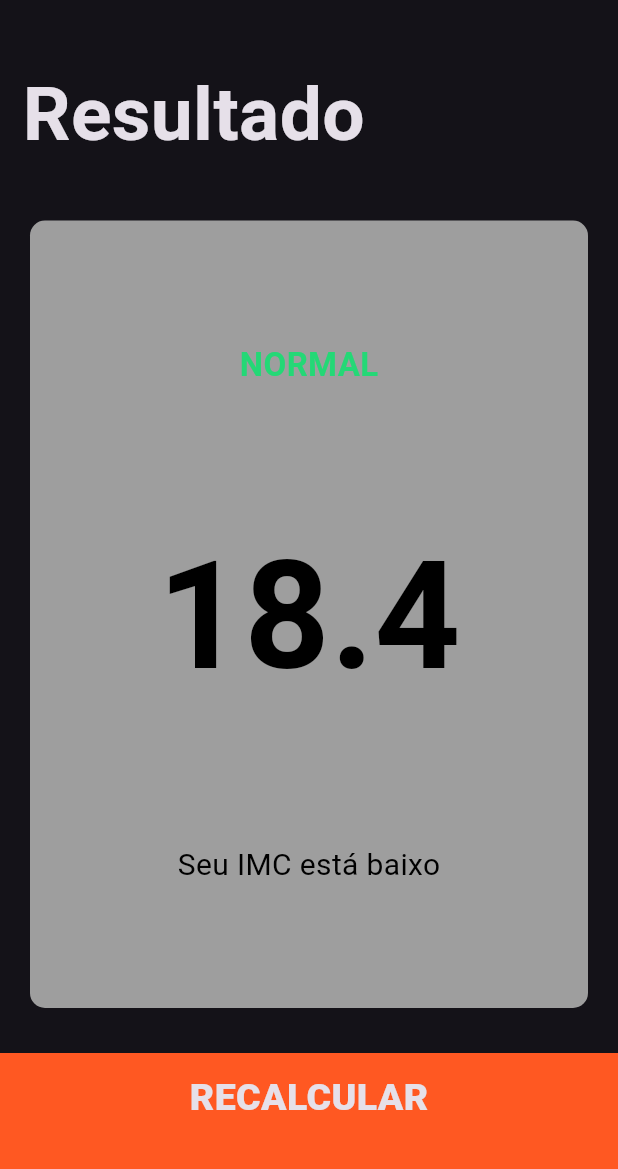
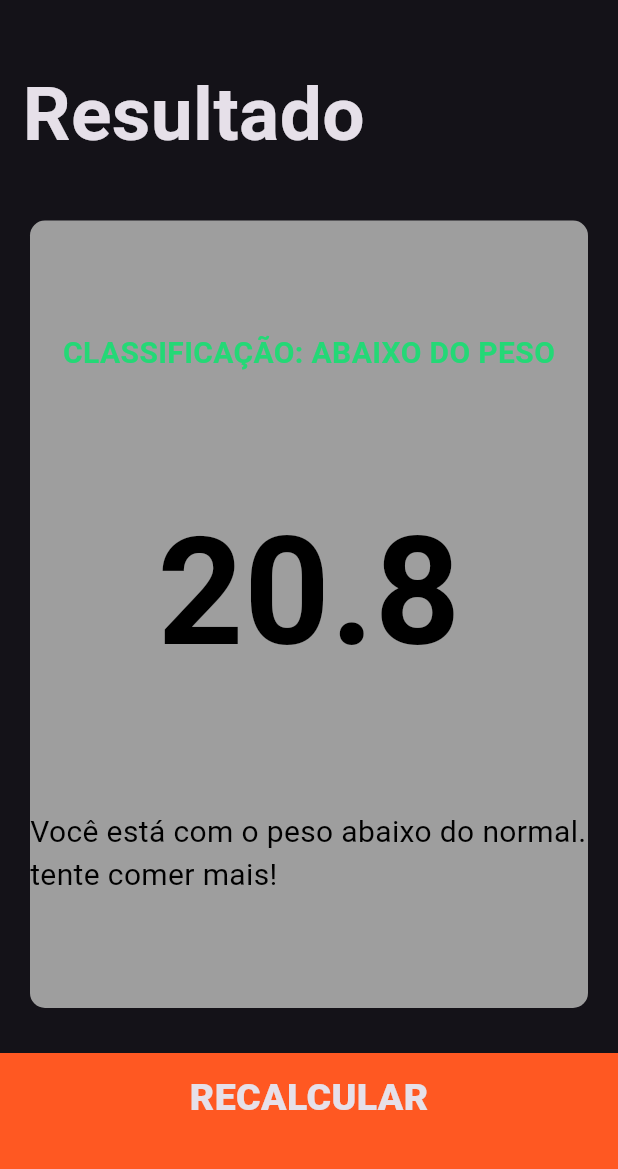
Before and after one commit to Daniells642/Projeto-Flutter, a Flutter app: the screen it shows after launch, after a tap on "CALCULAR", on a phone screen of 412 x 824 dp, the part 63-1232 px from its top. Run offline on Flutter 3.47's test engine with Material 3 defaults, Android fonts, the phone set to English and light mode, and no system bars; our stand-ins replace font_awesome_flutter.

Commit message:
classe calculadora criada.

```diff
--- a/lib/main.dart
+++ b/lib/main.dart
@@ -1,6 +1,5 @@
 import 'package:flutter/material.dart';
 import 'package:meu_app/paginas/homePage.dart';
-import 'package:meu_app/paginas/telasResultados.dart';
 
 void main() => runApp(const CalculadoraImc());
 
@@ -15,7 +14,6 @@ class CalculadoraImc extends StatelessWidget {
       initialRoute: '/',
       routes: {
         '/': (context) => const HomePage(),
-        '/telaResultados': (context) => const TelaResultados(),
       },
     );
   }
--- a/lib/paginas/homePage.dart
+++ b/lib/paginas/homePage.dart
@@ -5,6 +5,7 @@ import 'package:meu_app/utils/constantes.dart';
 import 'package:meu_app/widget/cartaoPadrao.dart';
 import 'package:meu_app/widget/botaoInferior.dart';
 import 'package:meu_app/widget/conteudoIcone.dart';
+import 'package:meu_app/utils/calculadora_IMC.dart';
 import 'package:meu_app/widget/botaoArredondado.dart';
 import 'package:meu_app/paginas/telasResultados.dart';
 import 'package:font_awesome_flutter/font_awesome_flutter.dart';
@@ -199,8 +200,6 @@ class _MyHomePageState extends State<HomePage> {
                                                   "Informe uma idade maior que 10.")));
                                       idade++;
                                     }
-
-                                    //print(idade);
                                   });
                                 },
                               ),
@@ -224,23 +223,21 @@ class _MyHomePageState extends State<HomePage> {
                 ],
               ),
             ),
-            GestureDetector(
-      onTap: () {
-        Navigator.pushNamed(context, "/telaResultados");
-      },
-      child: Container(
-        alignment: Alignment.center,
-        color: kCorContainerInferior,
-        margin: const EdgeInsets.only(top: 10.0),
-        padding: const EdgeInsets.only(bottom: 20.0),
-        width: double.infinity, //preenche toda a tela na horizontal.
-        height: kAlturaContainerInferior,
-        child: const Text(
-          "CALCULAR",
-          style: kBotaoGrande,
-        ),
-      ),
-    ),
+            BotaoInferior(
+              tituloBotao: "CALCULAR",
+              aoPressionar: () {
+                CalculadoraIMC calc = CalculadoraIMC(altura, peso);
+
+                Navigator.push(
+                    context,
+                    MaterialPageRoute(
+                        builder: (context) => TelaResultados(
+                              resultadoIMC: calc.calcularImc(),
+                              resultadoTexto: calc.obterResultado(),
+                              resultadoInterpretacao: calc.obterInterpretacao(),
+                            )));
+              },
+            ),
           ],
         ));
   }
--- a/lib/paginas/telasResultados.dart
+++ b/lib/paginas/telasResultados.dart
@@ -4,7 +4,12 @@ import 'package:meu_app/widget/cartaoPadrao.dart';
 import 'package:meu_app/widget/botaoInferior.dart';
 
 class TelaResultados extends StatelessWidget {
-  const TelaResultados({super.key});
+
+  final String resultadoIMC;
+  final String resultadoTexto;
+  final String resultadoInterpretacao;
+
+  const TelaResultados({super.key, required this.resultadoIMC, required this.resultadoTexto, required this.resultadoInterpretacao});
 
   @override
   Widget build(BuildContext context) {
@@ -29,20 +34,20 @@ class TelaResultados extends StatelessWidget {
               flex: 5,
               child: CartaoPadrao(
                 cor: kCorAtivaCartaoPadrao,
-                filhoCartao: const Column(
+                filhoCartao: Column(
                   mainAxisAlignment: MainAxisAlignment.spaceEvenly,
                   crossAxisAlignment: CrossAxisAlignment.center,
                   children: [
                     Text(
-                      "NORMAL",
+                      resultadoTexto.toUpperCase(),
                       style: kResultadoTextStyle,
                     ),
                     Text(
-                      "18.4",
+                      resultadoIMC,
                       style: kIMCTextStyle,
                     ),
                     Text(
-                      "Seu IMC está baixo",
+                      resultadoInterpretacao,
                       style: kCorpoTextStyle,
                     )
                   ],
--- /dev/null
+++ b/lib/utils/calculadora_imc.dart
@@ -0,0 +1,70 @@
+import 'dart:math';
+// ignore: file_names
+
+class CalculadoraIMC {
+  CalculadoraIMC(this.altura, this.peso);
+
+  final int altura;
+  final int peso;
+  final double _imc = 0;
+
+  String calcularImc() {
+    // ignore: no_leading_underscores_for_local_identifiers
+    double _imc = peso / pow(altura / 100, 2);
+    // ignore: no_leading_underscores_for_local_identifiers
+    ///double _imc = (peso / (altura * altura));
+
+    return _imc.toStringAsFixed(1);
+  }
+
+  String obterResultado() {
+    if (_imc >= 25) {
+      return 'Classificação: Acima do peso';
+    } else if (_imc > 18.5) {
+      return 'Classificação: Normal';
+    } else {
+      return 'Classificação: Abaixo do peso';
+    }
+  }
+String obterInterpretacao(){
+    if (_imc >= 25) {
+      return 'Você está com o peso acima do normal. Tente se exercitar mais!';
+    } else if (_imc > 18.5) {
+      return 'Excelente! O seu peso está normal.';
+    } else {
+      return 'Você está com o peso abaixo do normal. tente comer mais!';
+    }
+  }
+}
+
+
+
+    // switch (_imc) {
+    //   case < 16:
+    //     return ('Classificação: Magreza grave');
+    //     break;
+
+    //   case < 17:
+    //     return 'Classificação: Magreza moderada';
+
+    //   case < 18.5:
+    //     return 'Classificação: Magreza leve';
+
+    //   case < 25:
+    //     return 'Classificação: Magreza saudável';
+
+    //   case < 30:
+    //     return 'Classificação: Sobrepeso';
+
+    //   case < 35:
+    //     return 'Classificação: Obesidade Grau I';
+
+    //   case < 40:
+    //     return 'Classificação: Obesidade Grau II';
+
+    //   case >= 40:
+    //     return 'Classificação: Obesidade Grau III';
+
+    //   default:
+    //     return'Operação inválida';
+    // }
--- a/lib/utils/constantes.dart
+++ b/lib/utils/constantes.dart
@@ -12,7 +12,7 @@ const kCorContainerInferior = Color(0xFFFF5822);
 const kBotaoGrande = TextStyle(fontSize: 25.0, fontWeight: FontWeight.w900);
 const kTituloTextStyle = TextStyle(fontSize: 50.0, fontWeight: FontWeight.bold);
 const kResultadoTextStyle = TextStyle(
-    color: Color(0xFF24D876), fontSize: 22.0, fontWeight: FontWeight.bold);
+    color: Color(0xFF24D876), fontSize: 20.0, fontWeight: FontWeight.bold);
 const kIMCTextStyle = TextStyle(
     fontSize: 100.0, fontWeight: FontWeight.bold, color: Colors.black);
 
--- a/lib/widget/botaoInferior.dart
+++ b/lib/widget/botaoInferior.dart
@@ -11,9 +11,7 @@ class BotaoInferior extends StatelessWidget {
   @override
   Widget build(BuildContext context) {
     return GestureDetector(
-      onTap: () {
-        aoPressionar;
-      },
+      onTap: aoPressionar,
       child: Container(
         alignment: Alignment.center,
         color: kCorContainerInferior,
```
